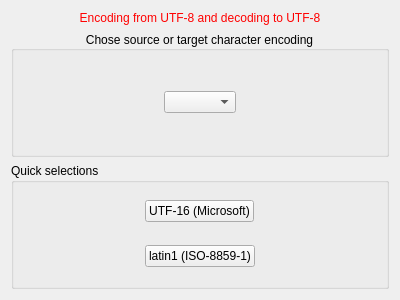
Above: defaultplugins/baseplugins/confgui/charencodingwidget.ui from nccgroup/pip3line before the change. Below: the same form after it.
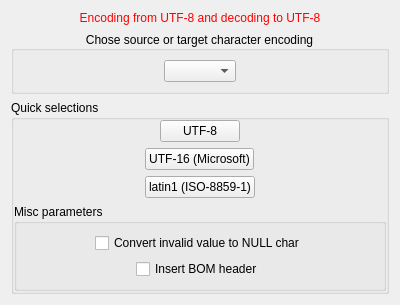
That is the form after the change.

Patch:
```diff
--- a/defaultplugins/baseplugins/confgui/charencodingwidget.ui
+++ b/defaultplugins/baseplugins/confgui/charencodingwidget.ui
@@ -76,6 +76,19 @@
       <property name="margin">
        <number>0</number>
       </property>
+      <item alignment="Qt::AlignHCenter">
+       <widget class="QPushButton" name="UTF8pushButton">
+        <property name="sizePolicy">
+         <sizepolicy hsizetype="Maximum" vsizetype="Fixed">
+          <horstretch>0</horstretch>
+          <verstretch>0</verstretch>
+         </sizepolicy>
+        </property>
+        <property name="text">
+         <string>UTF-8</string>
+        </property>
+       </widget>
+      </item>
       <item alignment="Qt::AlignHCenter">
        <widget class="QPushButton" name="UTF16PushButton">
         <property name="sizePolicy">
@@ -102,6 +115,29 @@
         </property>
        </widget>
       </item>
+      <item>
+       <widget class="QGroupBox" name="groupBox_3">
+        <property name="title">
+         <string>Misc parameters</string>
+        </property>
+        <layout class="QVBoxLayout" name="verticalLayout_3">
+         <item alignment="Qt::AlignHCenter">
+          <widget class="QCheckBox" name="convertInvalidToNullCheckBox">
+           <property name="text">
+            <string>Convert invalid value to NULL char</string>
+           </property>
+          </widget>
+         </item>
+         <item alignment="Qt::AlignHCenter">
+          <widget class="QCheckBox" name="insertBOMCheckBox">
+           <property name="text">
+            <string>Insert BOM header</string>
+           </property>
+          </widget>
+         </item>
+        </layout>
+       </widget>
+      </item>
      </layout>
     </widget>
    </item>
```
